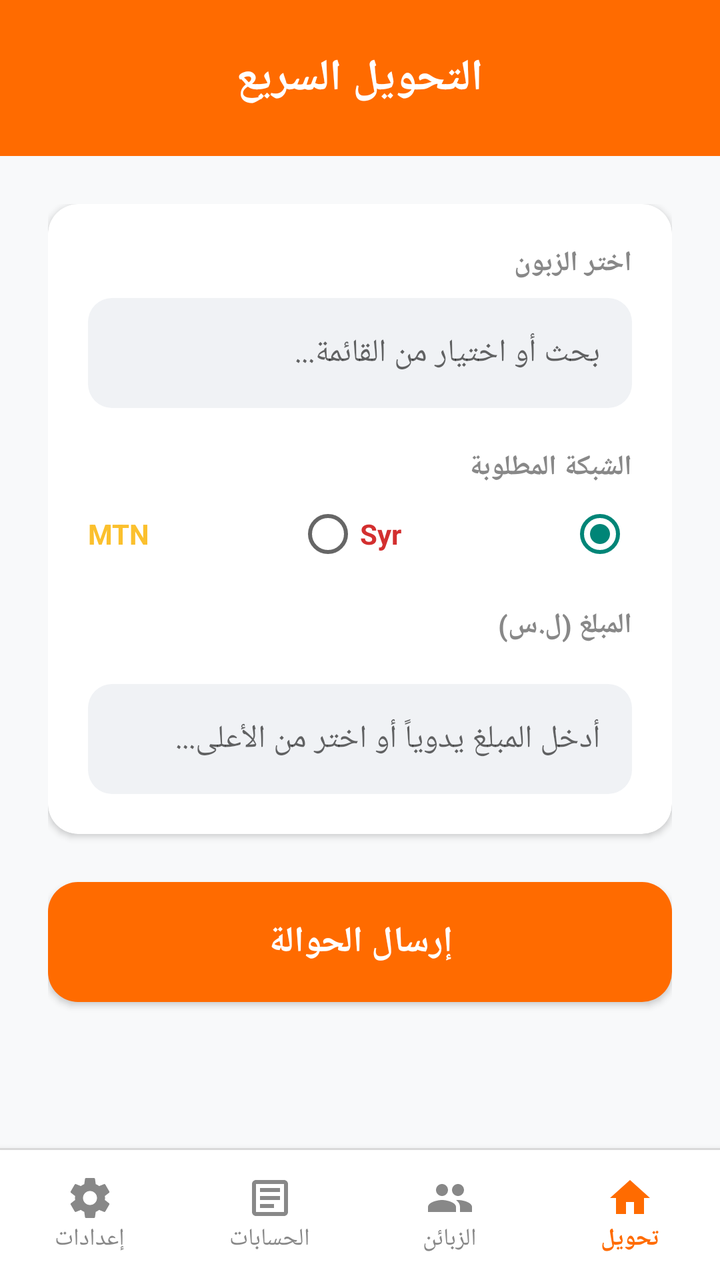
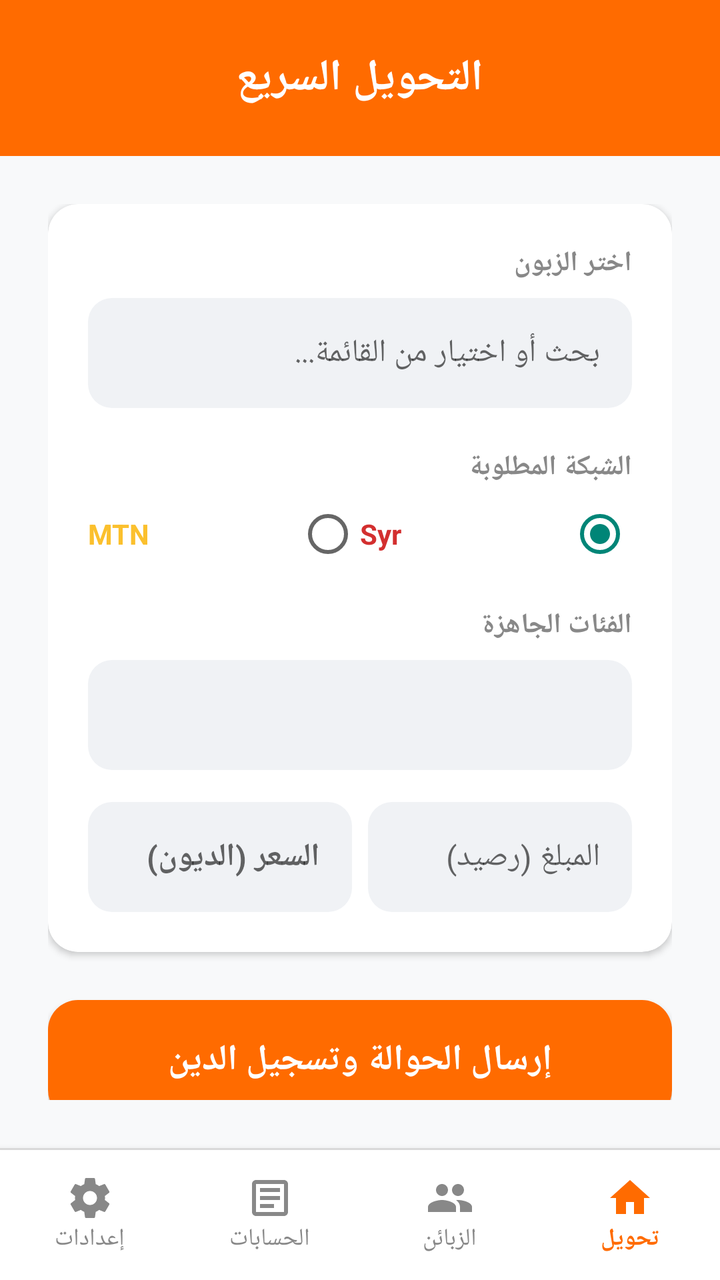

The first picture is an Android layout as it rendered before a commit; the second is the same layout after the commit. The layout source and the unified diff follow.
<!-- AndroidManifest.xml: application theme Theme.AppCompat.Light.NoActionBar -->
<!-- res/layout/activity_main.xml -->
<?xml version="1.0" encoding="utf-8"?>
<LinearLayout xmlns:android="http://schemas.android.com/apk/res/android" xmlns:app="http://schemas.android.com/apk/res-auto" android:layout_width="match_parent" android:layout_height="match_parent" android:orientation="vertical" android:layoutDirection="rtl" android:background="#F8F9FA">

    <LinearLayout android:layout_width="match_parent" android:layout_height="wrap_content" android:background="#FF6B00" android:padding="24dp" android:orientation="vertical" android:gravity="center">
        <TextView android:id="@+id/tv_main_title" android:layout_width="wrap_content" android:layout_height="wrap_content" android:text="التحويل السريع" android:textSize="22sp" android:textStyle="bold" android:textColor="#FFFFFF" />
    </LinearLayout>

    <FrameLayout android:layout_width="match_parent" android:layout_height="0dp" android:layout_weight="1">
        
        
        <LinearLayout android:id="@+id/layout_transfer" android:layout_width="match_parent" android:layout_height="match_parent" android:orientation="vertical" android:padding="24dp">
            <androidx.cardview.widget.CardView android:layout_width="match_parent" android:layout_height="wrap_content" app:cardCornerRadius="15dp" app:cardElevation="2dp" android:layout_marginBottom="24dp" app:cardBackgroundColor="#FFFFFF">
                <LinearLayout android:layout_width="match_parent" android:layout_height="wrap_content" android:orientation="vertical" android:padding="20dp">
                    <TextView android:layout_width="wrap_content" android:layout_height="wrap_content" android:text="اختر الزبون" android:textSize="14sp" android:textStyle="bold" android:textColor="#888888" android:layout_marginBottom="8dp"/>
                    <AutoCompleteTextView android:id="@+id/input_transfer_customer" android:layout_width="match_parent" android:layout_height="55dp" android:background="@drawable/bg_input_gray" android:hint="بحث أو اختيار من القائمة..." android:paddingStart="16dp" android:paddingEnd="16dp" android:textSize="16sp" android:textColor="#333333" android:completionThreshold="1"/>
                    
                    <TextView android:layout_width="wrap_content" android:layout_height="wrap_content" android:text="الشبكة المطلوبة" android:textSize="14sp" android:textStyle="bold" android:textColor="#888888" android:layout_marginTop="20dp" android:layout_marginBottom="8dp"/>
                    <RadioGroup android:id="@+id/rg_network" android:layout_width="match_parent" android:layout_height="wrap_content" android:orientation="horizontal">
                        <RadioButton android:id="@+id/rb_syr" android:layout_width="0dp" android:layout_weight="1" android:layout_height="wrap_content" android:text="Syr" android:textColor="#D32F2F" android:textStyle="bold" android:checked="true"/>
                        <RadioButton android:id="@+id/rb_mtn" android:layout_width="0dp" android:layout_weight="1" android:layout_height="wrap_content" android:text="MTN" android:textColor="#FBC02D" android:textStyle="bold"/>
                    </RadioGroup>
                    
                    <TextView android:layout_width="wrap_content" android:layout_height="wrap_content" android:text="المبلغ (ل.س)" android:textSize="14sp" android:textStyle="bold" android:textColor="#888888" android:layout_marginTop="20dp" android:layout_marginBottom="8dp"/>
                    <HorizontalScrollView android:layout_width="match_parent" android:layout_height="wrap_content" android:scrollbars="none" android:layout_marginBottom="12dp">
                        <LinearLayout android:id="@+id/layout_quick_amounts" android:layout_width="wrap_content" android:layout_height="wrap_content" android:orientation="horizontal" />
                    </HorizontalScrollView>
                    <EditText android:id="@+id/input_transfer_amount" android:layout_width="match_parent" android:layout_height="55dp" android:background="@drawable/bg_input_gray" android:inputType="number" android:hint="أدخل المبلغ يدوياً أو اختر من الأعلى..." android:paddingStart="16dp" android:paddingEnd="16dp" android:textSize="16sp" android:textColor="#333333"/>
                </LinearLayout>
            </androidx.cardview.widget.CardView>
            <androidx.appcompat.widget.AppCompatButton android:id="@+id/btn_execute_transfer" android:layout_width="match_parent" android:layout_height="60dp" android:text="إرسال الحوالة" android:textSize="18sp" android:textStyle="bold" android:background="@drawable/bg_rounded_orange" android:textColor="#FFFFFF" />
        </LinearLayout>

        
        <LinearLayout android:id="@+id/layout_customers" android:layout_width="match_parent" android:layout_height="match_parent" android:orientation="vertical" android:padding="24dp" android:visibility="gone">
            <androidx.cardview.widget.CardView android:layout_width="match_parent" android:layout_height="wrap_content" app:cardCornerRadius="15dp" app:cardElevation="2dp" android:layout_marginBottom="20dp" app:cardBackgroundColor="#FFFFFF">
                <LinearLayout android:layout_width="match_parent" android:layout_height="wrap_content" android:orientation="vertical">
                    <EditText android:id="@+id/input_cust_name" android:layout_width="match_parent" android:layout_height="50dp" android:background="@null" android:hint="اسم الزبون" android:paddingStart="20dp" android:paddingEnd="20dp" android:textSize="16sp" android:textColor="#333333" />
                    <View android:layout_width="match_parent" android:layout_height="1dp" android:background="#EEEEEE" />
                    <EditText android:id="@+id/input_cust_syriatel" android:layout_width="match_parent" android:layout_height="50dp" android:background="@null" android:inputType="phone" android:hint="رقم Syr (اختياري)" android:paddingStart="20dp" android:paddingEnd="20dp" android:textSize="16sp" android:textColor="#D32F2F" />
                    <View android:layout_width="match_parent" android:layout_height="1dp" android:background="#EEEEEE" />
                    <EditText android:id="@+id/input_cust_mtn" android:layout_width="match_parent" android:layout_height="50dp" android:background="@null" android:inputType="phone" android:hint="رقم MTN (اختياري)" android:paddingStart="20dp" android:paddingEnd="20dp" android:textSize="16sp" android:textColor="#FBC02D" />
                </LinearLayout>
            </androidx.cardview.widget.CardView>
            <androidx.appcompat.widget.AppCompatButton android:id="@+id/btn_save_customer" android:layout_width="match_parent" android:layout_height="55dp" android:text="حفظ الزبون" android:textSize="18sp" android:textStyle="bold" android:background="@drawable/bg_rounded_orange" android:textColor="#FFFFFF" android:layout_marginBottom="20dp"/>
            <TextView android:layout_width="wrap_content" android:layout_height="wrap_content" android:text="الزبائن المسجلين" android:textSize="18sp" android:textStyle="bold" android:textColor="#2C3E50" android:layout_marginBottom="12dp"/>
            <androidx.recyclerview.widget.RecyclerView android:id="@+id/recycler_customers" android:layout_width="match_parent" android:layout_height="match_parent" android:clipToPadding="false" android:paddingBottom="20dp" />
        </LinearLayout>

        
        <LinearLayout android:id="@+id/layout_debt" android:layout_width="match_parent" android:layout_height="match_parent" android:orientation="vertical" android:padding="24dp" android:visibility="gone">
            <androidx.cardview.widget.CardView android:layout_width="match_parent" android:layout_height="wrap_content" app:cardCornerRadius="15dp" app:cardElevation="2dp" android:layout_marginBottom="20dp" app:cardBackgroundColor="#FFF0E6">
                <LinearLayout android:layout_width="match_parent" android:layout_height="wrap_content" android:padding="20dp" android:orientation="vertical" android:gravity="center">
                    <TextView android:layout_width="wrap_content" android:layout_height="wrap_content" android:text="صافي ديون السوق (لنا)" android:textSize="16sp" android:textColor="#FF6B00"/>
                    <TextView android:id="@+id/tv_total_debt" android:layout_width="wrap_content" android:layout_height="wrap_content" android:text="0 ل.س" android:textSize="28sp" android:textStyle="bold" android:textColor="#D32F2F" android:layout_marginTop="8dp"/>
                </LinearLayout>
            </androidx.cardview.widget.CardView>
            <androidx.cardview.widget.CardView android:layout_width="match_parent" android:layout_height="wrap_content" app:cardCornerRadius="15dp" app:cardElevation="2dp" android:layout_marginBottom="20dp" app:cardBackgroundColor="#FFFFFF">
                <LinearLayout android:layout_width="match_parent" android:layout_height="wrap_content" android:orientation="vertical" android:padding="16dp">
                    <AutoCompleteTextView android:id="@+id/input_trans_customer" android:layout_width="match_parent" android:layout_height="50dp" android:background="@drawable/bg_input_gray" android:hint="اختر الزبون..." android:paddingStart="16dp" android:paddingEnd="16dp" android:textSize="16sp" android:textColor="#333333" android:completionThreshold="1" android:layout_marginBottom="12dp"/>
                    <RadioGroup android:id="@+id/rg_trans_type" android:layout_width="match_parent" android:layout_height="wrap_content" android:orientation="horizontal" android:layout_marginBottom="12dp">
                        <RadioButton android:id="@+id/rb_debt" android:layout_width="0dp" android:layout_weight="1" android:layout_height="wrap_content" android:text="أخذ رصيد (دين)" android:textColor="#D32F2F" android:textStyle="bold" android:checked="true"/>
                        <RadioButton android:id="@+id/rb_payment" android:layout_width="0dp" android:layout_weight="1" android:layout_height="wrap_content" android:text="سدد دفعة" android:textColor="#388E3C" android:textStyle="bold"/>
                    </RadioGroup>
                    <LinearLayout android:layout_width="match_parent" android:layout_height="wrap_content" android:orientation="horizontal">
                        <EditText android:id="@+id/input_trans_amount" android:layout_width="0dp" android:layout_weight="1" android:layout_height="50dp" android:background="@drawable/bg_input_gray" android:inputType="number" android:hint="المبلغ" android:paddingStart="16dp" android:paddingEnd="16dp" android:textSize="16sp" android:textColor="#333333" android:layout_marginEnd="8dp"/>
                        <EditText android:id="@+id/input_trans_note" android:layout_width="0dp" android:layout_weight="1" android:layout_height="50dp" android:background="@drawable/bg_input_gray" android:hint="ملاحظة" android:paddingStart="16dp" android:paddingEnd="16dp" android:textSize="16sp" android:textColor="#333333" />
                    </LinearLayout>
                    <androidx.appcompat.widget.AppCompatButton android:id="@+id/btn_save_trans" android:layout_width="match_parent" android:layout_height="50dp" android:text="تسجيل الحركة" android:textSize="16sp" android:textStyle="bold" android:background="@drawable/bg_rounded_orange" android:textColor="#FFFFFF" android:layout_marginTop="16dp"/>
                </LinearLayout>
            </androidx.cardview.widget.CardView>
            <TextView android:layout_width="wrap_content" android:layout_height="wrap_content" android:text="سجل الحركات" android:textSize="18sp" android:textStyle="bold" android:textColor="#2C3E50" android:layout_marginBottom="12dp"/>
            <androidx.recyclerview.widget.RecyclerView android:id="@+id/recycler_transactions" android:layout_width="match_parent" android:layout_height="match_parent" android:clipToPadding="false" android:paddingBottom="20dp" />
        </LinearLayout>

        
        <ScrollView android:id="@+id/layout_settings" android:layout_width="match_parent" android:layout_height="match_parent" android:visibility="gone">
            <LinearLayout android:layout_width="match_parent" android:layout_height="wrap_content" android:orientation="vertical" android:padding="24dp">
                <TextView android:layout_width="wrap_content" android:layout_height="wrap_content" android:text="إعدادات التحويل" android:textSize="20sp" android:textStyle="bold" android:textColor="#2C3E50" android:layout_marginBottom="20dp"/>
                <androidx.cardview.widget.CardView android:layout_width="match_parent" android:layout_height="wrap_content" app:cardCornerRadius="15dp" app:cardElevation="2dp" android:layout_marginBottom="24dp" app:cardBackgroundColor="#FFFFFF">
                    <LinearLayout android:layout_width="match_parent" android:layout_height="wrap_content" android:orientation="vertical" android:padding="20dp">
                        
                        <TextView android:layout_width="wrap_content" android:layout_height="wrap_content" android:text="الرمز السري الافتراضي للخط (PIN)" android:textSize="14sp" android:textStyle="bold" android:textColor="#888888" android:layout_marginBottom="8dp"/>
                        <EditText android:id="@+id/input_settings_pin" android:layout_width="match_parent" android:layout_height="55dp" android:background="@drawable/bg_input_gray" android:inputType="numberPassword" android:hint="مثال: 0000" android:paddingStart="16dp" android:paddingEnd="16dp" android:textColor="#333333" android:layout_marginBottom="20dp"/>

                        <TextView android:layout_width="wrap_content" android:layout_height="wrap_content" android:text="مبالغ Syr السريعة (مفصولة بفاصلة)" android:textSize="14sp" android:textStyle="bold" android:textColor="#888888" android:layout_marginBottom="8dp"/>
                        <EditText android:id="@+id/input_settings_syr_amounts" android:layout_width="match_parent" android:layout_height="55dp" android:background="@drawable/bg_input_gray" android:inputType="text" android:hint="مثال: 2000, 5000, 10000" android:paddingStart="16dp" android:paddingEnd="16dp" android:textColor="#333333" android:layout_marginBottom="20dp"/>

                        <TextView android:layout_width="wrap_content" android:layout_height="wrap_content" android:text="مبالغ MTN السريعة (مفصولة بفاصلة)" android:textSize="14sp" android:textStyle="bold" android:textColor="#888888" android:layout_marginBottom="8dp"/>
                        <EditText android:id="@+id/input_settings_mtn_amounts" android:layout_width="match_parent" android:layout_height="55dp" android:background="@drawable/bg_input_gray" android:inputType="text" android:hint="مثال: 1500, 3000" android:paddingStart="16dp" android:paddingEnd="16dp" android:textColor="#333333"/>
                        
                    </LinearLayout>
                </androidx.cardview.widget.CardView>
                <androidx.appcompat.widget.AppCompatButton android:id="@+id/btn_save_settings" android:layout_width="match_parent" android:layout_height="55dp" android:text="حفظ الإعدادات" android:textSize="18sp" android:textStyle="bold" android:background="@drawable/bg_rounded_orange" android:textColor="#FFFFFF" />
            </LinearLayout>
        </ScrollView>
    </FrameLayout>

    <View android:layout_width="match_parent" android:layout_height="1dp" android:background="#E0E0E0" />
    
    <LinearLayout android:layout_width="match_parent" android:layout_height="65dp" android:orientation="horizontal" android:background="#FFFFFF" android:elevation="8dp">
        <LinearLayout android:id="@+id/nav_transfer" android:layout_width="0dp" android:layout_weight="1" android:layout_height="match_parent" android:orientation="vertical" android:gravity="center" android:background="?android:attr/selectableItemBackground" android:clickable="true">
            <ImageView android:layout_width="24dp" android:layout_height="24dp" android:src="@drawable/ic_home" android:tint="#FF6B00"/>
            <TextView android:layout_width="wrap_content" android:layout_height="wrap_content" android:text="تحويل" android:textSize="12sp" android:textStyle="bold" android:textColor="#FF6B00"/>
        </LinearLayout>
        <LinearLayout android:id="@+id/nav_customers" android:layout_width="0dp" android:layout_weight="1" android:layout_height="match_parent" android:orientation="vertical" android:gravity="center" android:background="?android:attr/selectableItemBackground" android:clickable="true">
            <ImageView android:layout_width="24dp" android:layout_height="24dp" android:src="@drawable/ic_customers" android:tint="#888888"/>
            <TextView android:layout_width="wrap_content" android:layout_height="wrap_content" android:text="الزبائن" android:textSize="12sp" android:textColor="#888888"/>
        </LinearLayout>
        <LinearLayout android:id="@+id/nav_debt" android:layout_width="0dp" android:layout_weight="1" android:layout_height="match_parent" android:orientation="vertical" android:gravity="center" android:background="?android:attr/selectableItemBackground" android:clickable="true">
            <ImageView android:layout_width="24dp" android:layout_height="24dp" android:src="@drawable/ic_debt" android:tint="#888888"/>
            <TextView android:layout_width="wrap_content" android:layout_height="wrap_content" android:text="الحسابات" android:textSize="12sp" android:textColor="#888888"/>
        </LinearLayout>
        <LinearLayout android:id="@+id/nav_settings" android:layout_width="0dp" android:layout_weight="1" android:layout_height="match_parent" android:orientation="vertical" android:gravity="center" android:background="?android:attr/selectableItemBackground" android:clickable="true">
            <ImageView android:layout_width="24dp" android:layout_height="24dp" android:src="@drawable/ic_settings" android:tint="#888888"/>
            <TextView android:layout_width="wrap_content" android:layout_height="wrap_content" android:text="إعدادات" android:textSize="12sp" android:textColor="#888888"/>
        </LinearLayout>
    </LinearLayout>
</LinearLayout>
<!-- resources referenced by this layout -->
<resources>
  <!-- drawable bg_input_gray (drawable) -->
  ﻿<?xml version="1.0" encoding="utf-8"?>
  <shape xmlns:android="http://schemas.android.com/apk/res/android" android:shape="rectangle">
      <solid android:color="#F0F2F5" />
      <corners android:radius="12dp" />
  </shape>
  <!-- drawable bg_rounded_orange (drawable) -->
  <?xml version="1.0" encoding="utf-8"?>
  <shape xmlns:android="http://schemas.android.com/apk/res/android" android:shape="rectangle">
      <solid android:color="#FF6B00" />
      <corners android:radius="15dp" />
  </shape>
  <!-- drawable ic_customers (drawable) -->
  ﻿<?xml version="1.0" encoding="utf-8"?>
  <vector xmlns:android="http://schemas.android.com/apk/res/android" android:width="24dp" android:height="24dp" android:viewportWidth="24" android:viewportHeight="24">
      <path android:fillColor="#888888" android:pathData="M16 11c1.66 0 2.99-1.34 2.99-3S17.66 5 16 5c-1.66 0-3 1.34-3 3s1.34 3 3 3zm-8 0c1.66 0 2.99-1.34 2.99-3S9.66 5 8 5C6.34 5 5 6.34 5 8s1.34 3 3 3zm0 2c-2.33 0-7 1.17-7 3.5V19h14v-2.5c0-2.33-4.67-3.5-7-3.5zm8 0c-.29 0-.62.02-.97.05 1.16.84 1.97 1.97 1.97 3.45V19h6v-2.5c0-2.33-4.67-3.5-7-3.5z"/>
  </vector>
  <!-- drawable ic_debt (drawable) -->
  ﻿<?xml version="1.0" encoding="utf-8"?>
  <vector xmlns:android="http://schemas.android.com/apk/res/android" android:width="24dp" android:height="24dp" android:viewportWidth="24" android:viewportHeight="24">
      <path android:fillColor="#888888" android:pathData="M19,3H5C3.89,3 3,3.9 3,5v14c0,1.1 0.89,2 2,2h14c1.11,0 2,-0.9 2,-2V5C21,3.9 20.11,3 19,3zM19,19H5V5h14V19zM7,7h10v2H7V7zM7,11h10v2H7V11zM7,15h7v2H7V15z"/>
  </vector>
  <!-- drawable ic_home (drawable) -->
  ﻿<?xml version="1.0" encoding="utf-8"?>
  <vector xmlns:android="http://schemas.android.com/apk/res/android" android:width="24dp" android:height="24dp" android:viewportWidth="24" android:viewportHeight="24">
      <path android:fillColor="#FF6B00" android:pathData="M10,20v-6h4v6h5v-8h3L12,3 2,12h3v8z"/>
  </vector>
  <!-- drawable ic_settings (drawable) -->
  ﻿<?xml version="1.0" encoding="utf-8"?>
  <vector xmlns:android="http://schemas.android.com/apk/res/android" android:width="24dp" android:height="24dp" android:viewportWidth="24" android:viewportHeight="24">
      <path android:fillColor="#888888" android:pathData="M19.43,12.98c0.04,-0.32 0.07,-0.64 0.07,-0.98s-0.03,-0.66 -0.07,-0.98l2.11,-1.65c0.19,-0.15 0.24,-0.42 0.12,-0.64l-2,-3.46c-0.12,-0.22 -0.39,-0.3 -0.61,-0.22l-2.49,1c-0.52,-0.4 -1.08,-0.73 -1.69,-0.98l-0.38,-2.65C14.46,2.18 14.25,2 14,2h-4c-0.25,0 -0.46,0.18 -0.49,0.42l-0.38,2.65c-0.61,0.25 -1.17,0.59 -1.69,0.98l-2.49,-1c-0.23,-0.09 -0.49,0 -0.61,0.22l-2,3.46c-0.13,0.22 -0.07,0.49 0.12,0.64l2.11,1.65c-0.04,0.32 -0.07,0.65 -0.07,0.98s0.03,0.66 0.07,0.98l-2.11,1.65c-0.19,0.15 -0.24,0.42 -0.12,0.64l2,3.46c0.12,0.22 0.39,0.3 0.61,0.22l2.49,-1c0.52,0.4 1.08,0.73 1.69,0.98l0.38,2.65C9.54,21.82 9.75,22 10,22h4c0.25,0 0.46,-0.18 0.49,-0.42l0.38,-2.65c0.61,-0.25 1.17,-0.59 1.69,-0.98l2.49,1c0.23,0.09 0.49,0 0.61,-0.22l2,-3.46c0.12,-0.22 0.07,-0.49 -0.12,-0.64l-2.11,-1.65zM12,15.5c-1.93,0 -3.5,-1.57 -3.5,-3.5s1.57,-3.5 3.5,-3.5 3.5,1.57 3.5,3.5 -1.57,3.5 -3.5,3.5z"/>
  </vector>
</resources>

<!-- the commit's change to res/layout/activity_main.xml (unified diff, before → after) -->
@@ -11,6 +11,7 @@
         <LinearLayout android:id="@+id/layout_transfer" android:layout_width="match_parent" android:layout_height="match_parent" android:orientation="vertical" android:padding="24dp">
             <androidx.cardview.widget.CardView android:layout_width="match_parent" android:layout_height="wrap_content" app:cardCornerRadius="15dp" app:cardElevation="2dp" android:layout_marginBottom="24dp" app:cardBackgroundColor="#FFFFFF">
                 <LinearLayout android:layout_width="match_parent" android:layout_height="wrap_content" android:orientation="vertical" android:padding="20dp">
+                    
                     <TextView android:layout_width="wrap_content" android:layout_height="wrap_content" android:text="اختر الزبون" android:textSize="14sp" android:textStyle="bold" android:textColor="#888888" android:layout_marginBottom="8dp"/>
                     <AutoCompleteTextView android:id="@+id/input_transfer_customer" android:layout_width="match_parent" android:layout_height="55dp" android:background="@drawable/bg_input_gray" android:hint="بحث أو اختيار من القائمة..." android:paddingStart="16dp" android:paddingEnd="16dp" android:textSize="16sp" android:textColor="#333333" android:completionThreshold="1"/>
                     
@@ -20,14 +21,17 @@
                         <RadioButton android:id="@+id/rb_mtn" android:layout_width="0dp" android:layout_weight="1" android:layout_height="wrap_content" android:text="MTN" android:textColor="#FBC02D" android:textStyle="bold"/>
                     </RadioGroup>
                     
-                    <TextView android:layout_width="wrap_content" android:layout_height="wrap_content" android:text="المبلغ (ل.س)" android:textSize="14sp" android:textStyle="bold" android:textColor="#888888" android:layout_marginTop="20dp" android:layout_marginBottom="8dp"/>
-                    <HorizontalScrollView android:layout_width="match_parent" android:layout_height="wrap_content" android:scrollbars="none" android:layout_marginBottom="12dp">
-                        <LinearLayout android:id="@+id/layout_quick_amounts" android:layout_width="wrap_content" android:layout_height="wrap_content" android:orientation="horizontal" />
-                    </HorizontalScrollView>
-                    <EditText android:id="@+id/input_transfer_amount" android:layout_width="match_parent" android:layout_height="55dp" android:background="@drawable/bg_input_gray" android:inputType="number" android:hint="أدخل المبلغ يدوياً أو اختر من الأعلى..." android:paddingStart="16dp" android:paddingEnd="16dp" android:textSize="16sp" android:textColor="#333333"/>
+                    <TextView android:layout_width="wrap_content" android:layout_height="wrap_content" android:text="الفئات الجاهزة" android:textSize="14sp" android:textStyle="bold" android:textColor="#888888" android:layout_marginTop="20dp" android:layout_marginBottom="8dp"/>
+                    <Spinner android:id="@+id/spinner_quick_amounts" android:layout_width="match_parent" android:layout_height="55dp" android:background="@drawable/bg_input_gray" android:layout_marginBottom="16dp" />
+
+                    <LinearLayout android:layout_width="match_parent" android:layout_height="wrap_content" android:orientation="horizontal">
+                        <EditText android:id="@+id/input_transfer_amount" android:layout_width="0dp" android:layout_weight="1" android:layout_height="55dp" android:background="@drawable/bg_input_gray" android:inputType="number" android:hint="المبلغ (رصيد)" android:paddingStart="16dp" android:paddingEnd="16dp" android:textSize="16sp" android:textColor="#333333" android:layout_marginEnd="8dp"/>
+                        <EditText android:id="@+id/input_transfer_price" android:layout_width="0dp" android:layout_weight="1" android:layout_height="55dp" android:background="@drawable/bg_input_gray" android:inputType="number" android:hint="السعر (الديون)" android:paddingStart="16dp" android:paddingEnd="16dp" android:textSize="16sp" android:textColor="#D32F2F" android:textStyle="bold"/>
+                    </LinearLayout>
+
                 </LinearLayout>
             </androidx.cardview.widget.CardView>
-            <androidx.appcompat.widget.AppCompatButton android:id="@+id/btn_execute_transfer" android:layout_width="match_parent" android:layout_height="60dp" android:text="إرسال الحوالة" android:textSize="18sp" android:textStyle="bold" android:background="@drawable/bg_rounded_orange" android:textColor="#FFFFFF" />
+            <androidx.appcompat.widget.AppCompatButton android:id="@+id/btn_execute_transfer" android:layout_width="match_parent" android:layout_height="60dp" android:text="إرسال الحوالة وتسجيل الدين" android:textSize="18sp" android:textStyle="bold" android:background="@drawable/bg_rounded_orange" android:textColor="#FFFFFF" />
         </LinearLayout>
 
         
@@ -75,18 +79,18 @@
         
         <ScrollView android:id="@+id/layout_settings" android:layout_width="match_parent" android:layout_height="match_parent" android:visibility="gone">
             <LinearLayout android:layout_width="match_parent" android:layout_height="wrap_content" android:orientation="vertical" android:padding="24dp">
-                <TextView android:layout_width="wrap_content" android:layout_height="wrap_content" android:text="إعدادات التحويل" android:textSize="20sp" android:textStyle="bold" android:textColor="#2C3E50" android:layout_marginBottom="20dp"/>
+                <TextView android:layout_width="wrap_content" android:layout_height="wrap_content" android:text="إعدادات التحويل والفئات" android:textSize="20sp" android:textStyle="bold" android:textColor="#2C3E50" android:layout_marginBottom="20dp"/>
                 <androidx.cardview.widget.CardView android:layout_width="match_parent" android:layout_height="wrap_content" app:cardCornerRadius="15dp" app:cardElevation="2dp" android:layout_marginBottom="24dp" app:cardBackgroundColor="#FFFFFF">
                     <LinearLayout android:layout_width="match_parent" android:layout_height="wrap_content" android:orientation="vertical" android:padding="20dp">
                         
                         <TextView android:layout_width="wrap_content" android:layout_height="wrap_content" android:text="الرمز السري الافتراضي للخط (PIN)" android:textSize="14sp" android:textStyle="bold" android:textColor="#888888" android:layout_marginBottom="8dp"/>
                         <EditText android:id="@+id/input_settings_pin" android:layout_width="match_parent" android:layout_height="55dp" android:background="@drawable/bg_input_gray" android:inputType="numberPassword" android:hint="مثال: 0000" android:paddingStart="16dp" android:paddingEnd="16dp" android:textColor="#333333" android:layout_marginBottom="20dp"/>
 
-                        <TextView android:layout_width="wrap_content" android:layout_height="wrap_content" android:text="مبالغ Syr السريعة (مفصولة بفاصلة)" android:textSize="14sp" android:textStyle="bold" android:textColor="#888888" android:layout_marginBottom="8dp"/>
-                        <EditText android:id="@+id/input_settings_syr_amounts" android:layout_width="match_parent" android:layout_height="55dp" android:background="@drawable/bg_input_gray" android:inputType="text" android:hint="مثال: 2000, 5000, 10000" android:paddingStart="16dp" android:paddingEnd="16dp" android:textColor="#333333" android:layout_marginBottom="20dp"/>
+                        <TextView android:layout_width="wrap_content" android:layout_height="wrap_content" android:text="فئات Syr (المبلغ:السعر)" android:textSize="14sp" android:textStyle="bold" android:textColor="#888888" android:layout_marginBottom="8dp"/>
+                        <EditText android:id="@+id/input_settings_syr_amounts" android:layout_width="match_parent" android:layout_height="55dp" android:background="@drawable/bg_input_gray" android:inputType="text" android:hint="مثال: 1000:1300, 2000:2600" android:paddingStart="16dp" android:paddingEnd="16dp" android:textColor="#333333" android:layout_marginBottom="20dp"/>
 
-                        <TextView android:layout_width="wrap_content" android:layout_height="wrap_content" android:text="مبالغ MTN السريعة (مفصولة بفاصلة)" android:textSize="14sp" android:textStyle="bold" android:textColor="#888888" android:layout_marginBottom="8dp"/>
-                        <EditText android:id="@+id/input_settings_mtn_amounts" android:layout_width="match_parent" android:layout_height="55dp" android:background="@drawable/bg_input_gray" android:inputType="text" android:hint="مثال: 1500, 3000" android:paddingStart="16dp" android:paddingEnd="16dp" android:textColor="#333333"/>
+                        <TextView android:layout_width="wrap_content" android:layout_height="wrap_content" android:text="فئات MTN (المبلغ:السعر)" android:textSize="14sp" android:textStyle="bold" android:textColor="#888888" android:layout_marginBottom="8dp"/>
+                        <EditText android:id="@+id/input_settings_mtn_amounts" android:layout_width="match_parent" android:layout_height="55dp" android:background="@drawable/bg_input_gray" android:inputType="text" android:hint="مثال: 1000:1250, 1500:1900" android:paddingStart="16dp" android:paddingEnd="16dp" android:textColor="#333333"/>
                         
                     </LinearLayout>
                 </androidx.cardview.widget.CardView>
@@ -96,6 +100,7 @@
     </FrameLayout>
 
     <View android:layout_width="match_parent" android:layout_height="1dp" android:background="#E0E0E0" />
+    
     
     <LinearLayout android:layout_width="match_parent" android:layout_height="65dp" android:orientation="horizontal" android:background="#FFFFFF" android:elevation="8dp">
         <LinearLayout android:id="@+id/nav_transfer" android:layout_width="0dp" android:layout_weight="1" android:layout_height="match_parent" android:orientation="vertical" android:gravity="center" android:background="?android:attr/selectableItemBackground" android:clickable="true">
